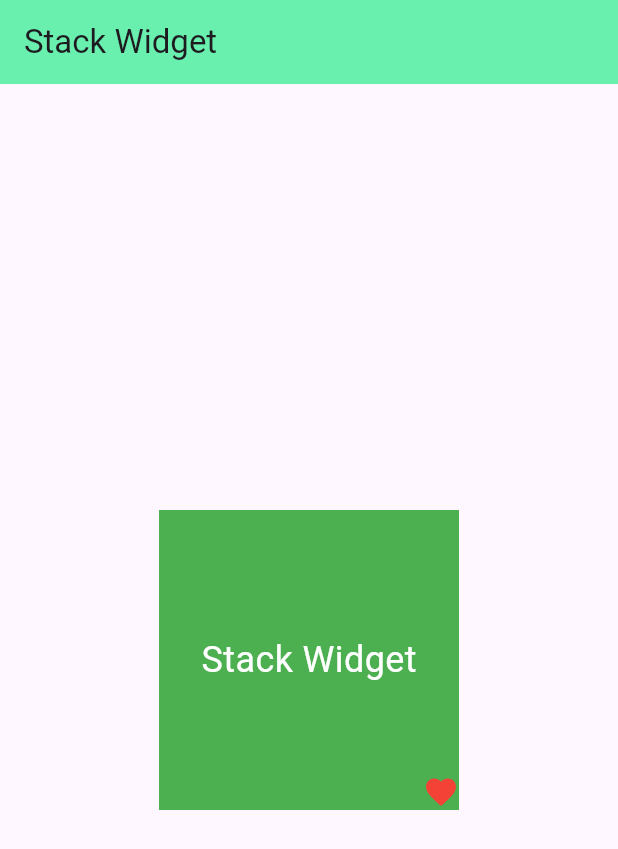
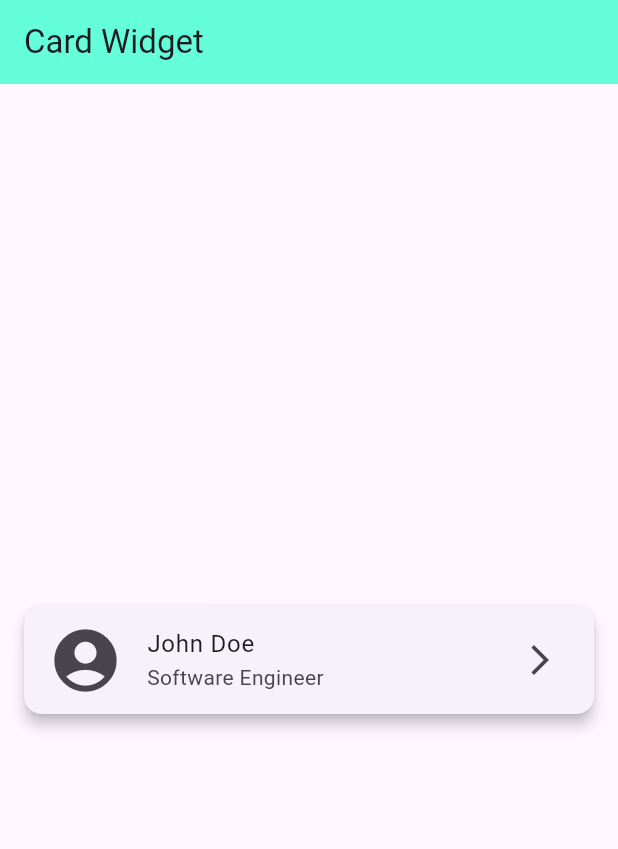
Before and after one commit to OrewaKimi/Flutter_Styling_Widget, a Flutter app: the screen it shows after launch, on a phone screen of 412 x 824 dp. Shown: the top 849 px of the screen. Run offline on Flutter 3.47's test engine with Material 3 defaults, Android fonts, the phone set to English and light mode, and no system bars.

Commit message:
make card widget

```diff
--- a/lib/main.dart
+++ b/lib/main.dart
@@ -12,38 +12,22 @@ class MyApp extends StatelessWidget {
   Widget build(BuildContext context) {
     return MaterialApp(
       debugShowCheckedModeBanner: false,
-      title: 'Stack Widget Demo',
+      title: 'Card Widget Demo',
       home: Scaffold(
         appBar: AppBar(
-          title: const Text('Stack Widget'),
-          backgroundColor: Colors.greenAccent,
+          title: const Text('Card Widget'),
+          backgroundColor: Colors.tealAccent,
         ),
         body: Center(
-          child: Stack(
-            alignment: Alignment.center,
-            children: [
-              Container(
-                width: 200,
-                height: 200,
-                color: Colors.green,
-              ),
-              const Text(
-                'Stack Widget',
-                style: TextStyle(
-                  color: Colors.white,
-                  fontSize: 24,
-                ),
-              ),
-              Positioned(
-              bottom: 0,
-              right: 0,
-              child: Icon(
-                Icons.favorite,
-                color: Colors.red,
-                size: 24,
-              ),
-              ),
-            ],
+          child: Card(
+            elevation: 4,
+            margin: const EdgeInsets.all(16),
+            child: ListTile(
+              leading: const Icon(Icons.account_circle, size: 50),
+              title: const Text('John Doe'),
+              subtitle: const Text('Software Engineer'),
+              trailing: const Icon(Icons.arrow_forward_ios),
+            ),
           ),
         ),
       ),
```
